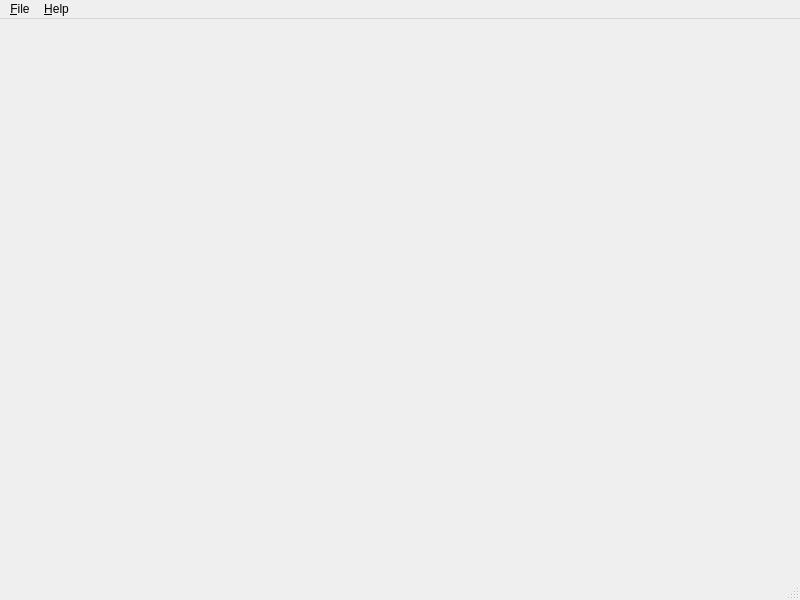
Qt form src/hatch_pyside/gui/mainwindow.ui (s-ball/hatch-pyside) before a commit.
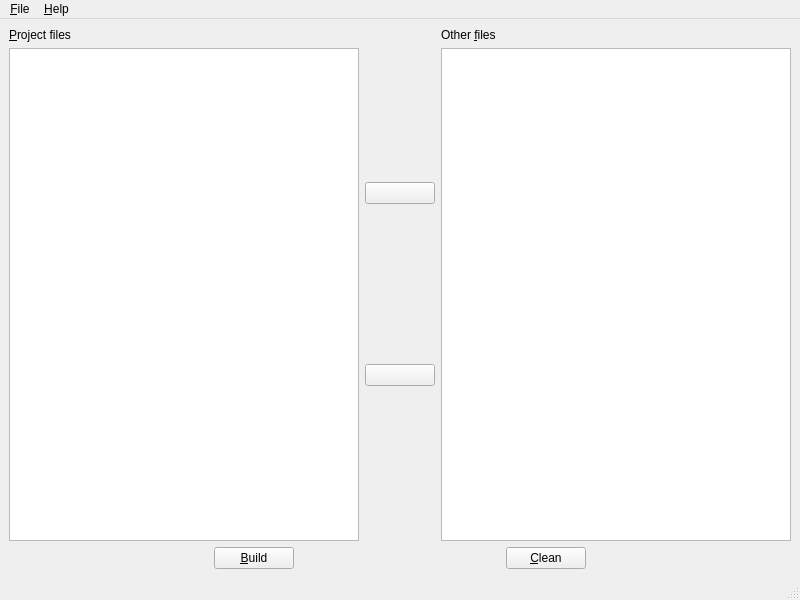
The same form after that commit. Icons and pictures are not drawn.

```diff
--- a/src/hatch_pyside/gui/mainwindow.ui
+++ b/src/hatch_pyside/gui/mainwindow.ui
@@ -19,7 +19,153 @@
   <property name="locale">
    <locale language="English" country="UnitedStates"/>
   </property>
-  <widget class="QWidget" name="centralwidget"/>
+  <widget class="QWidget" name="centralwidget">
+   <layout class="QGridLayout" name="gridLayout">
+    <item row="0" column="0">
+     <layout class="QVBoxLayout" name="verticalLayout_4">
+      <item>
+       <layout class="QHBoxLayout" name="horizontalLayout">
+        <item>
+         <layout class="QVBoxLayout" name="verticalLayout_2">
+          <item>
+           <widget class="QLabel" name="label">
+            <property name="text">
+             <string>&amp;Project files</string>
+            </property>
+            <property name="buddy">
+             <cstring>project_files_widget</cstring>
+            </property>
+           </widget>
+          </item>
+          <item>
+           <widget class="QListWidget" name="project_files_widget">
+            <property name="selectionMode">
+             <enum>QAbstractItemView::SelectionMode::ExtendedSelection</enum>
+            </property>
+           </widget>
+          </item>
+         </layout>
+        </item>
+        <item>
+         <layout class="QVBoxLayout" name="verticalLayout">
+          <item>
+           <widget class="QPushButton" name="pushButton">
+            <property name="minimumSize">
+             <size>
+              <width>70</width>
+              <height>0</height>
+             </size>
+            </property>
+            <property name="text">
+             <string/>
+            </property>
+            <property name="icon">
+             <iconset theme="media-seek-forward"/>
+            </property>
+           </widget>
+          </item>
+          <item>
+           <widget class="QPushButton" name="pushButton_2">
+            <property name="minimumSize">
+             <size>
+              <width>70</width>
+              <height>0</height>
+             </size>
+            </property>
+            <property name="text">
+             <string/>
+            </property>
+            <property name="icon">
+             <iconset theme="media-seek-backward"/>
+            </property>
+           </widget>
+          </item>
+         </layout>
+        </item>
+        <item>
+         <layout class="QVBoxLayout" name="verticalLayout_3">
+          <item>
+           <widget class="QLabel" name="label_2">
+            <property name="text">
+             <string>Other &amp;files</string>
+            </property>
+            <property name="buddy">
+             <cstring>files_widget</cstring>
+            </property>
+           </widget>
+          </item>
+          <item>
+           <widget class="QListWidget" name="files_widget">
+            <property name="selectionMode">
+             <enum>QAbstractItemView::SelectionMode::ExtendedSelection</enum>
+            </property>
+           </widget>
+          </item>
+         </layout>
+        </item>
+       </layout>
+      </item>
+      <item>
+       <layout class="QHBoxLayout" name="horizontalLayout_2">
+        <item>
+         <spacer name="horizontalSpacer_2">
+          <property name="orientation">
+           <enum>Qt::Orientation::Horizontal</enum>
+          </property>
+          <property name="sizeHint" stdset="0">
+           <size>
+            <width>40</width>
+            <height>20</height>
+           </size>
+          </property>
+         </spacer>
+        </item>
+        <item>
+         <widget class="QPushButton" name="pushButton_3">
+          <property name="text">
+           <string>&amp;Build</string>
+          </property>
+         </widget>
+        </item>
+        <item>
+         <spacer name="horizontalSpacer">
+          <property name="orientation">
+           <enum>Qt::Orientation::Horizontal</enum>
+          </property>
+          <property name="sizeHint" stdset="0">
+           <size>
+            <width>40</width>
+            <height>20</height>
+           </size>
+          </property>
+         </spacer>
+        </item>
+        <item>
+         <widget class="QPushButton" name="pushButton_4">
+          <property name="text">
+           <string>&amp;Clean</string>
+          </property>
+         </widget>
+        </item>
+        <item>
+         <spacer name="horizontalSpacer_3">
+          <property name="orientation">
+           <enum>Qt::Orientation::Horizontal</enum>
+          </property>
+          <property name="sizeHint" stdset="0">
+           <size>
+            <width>40</width>
+            <height>20</height>
+           </size>
+          </property>
+         </spacer>
+        </item>
+       </layout>
+      </item>
+     </layout>
+    </item>
+   </layout>
+  </widget>
   <widget class="QMenuBar" name="menubar">
    <property name="geometry">
     <rect>
```
Left out of the diff: 136 changed lines with no effect on the pictures.
